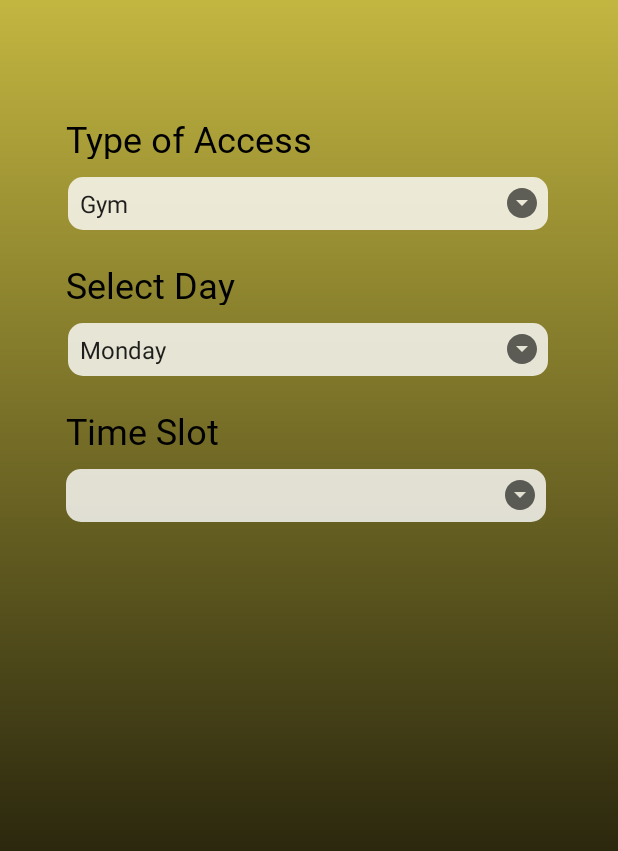
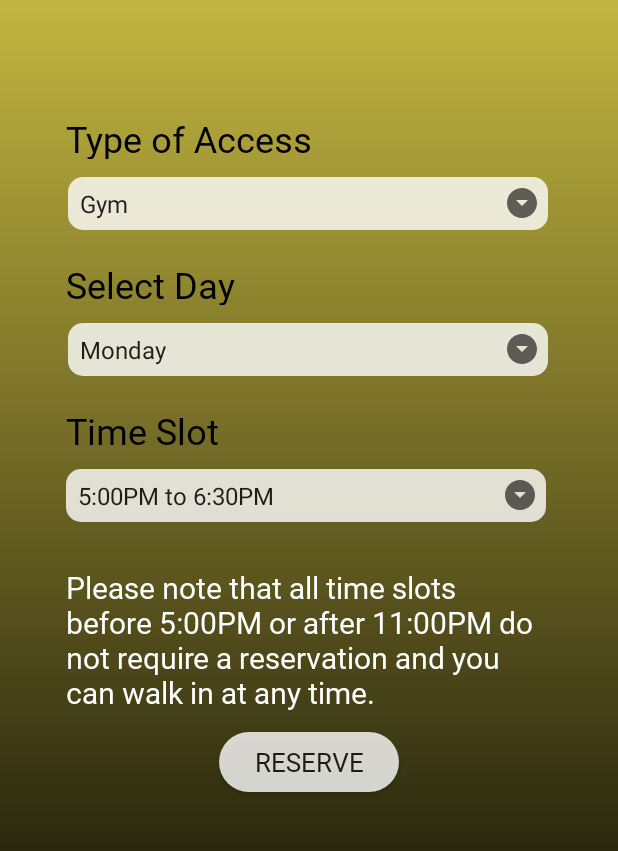
Before and after one commit to HassounHadi/FitPal, an Android app: the screen it shows after launch (Home), on a phone screen of 412 x 824 dp, the part 146-997 px from its top. Run offline under Robolectric (Android 15) with nearby library versions, the light colour scheme and no system bars.

Commit message:
Page-4 Spinner-3 Done-Adding Reservation Note-Adding Reserve Button

```diff
--- a/FrontEnd/app/src/main/java/com/example/fitpal/Home.java
+++ b/FrontEnd/app/src/main/java/com/example/fitpal/Home.java
@@ -11,6 +11,7 @@ import android.widget.Spinner;
 public class Home extends AppCompatActivity {
     private Spinner spinner1;
     private Spinner spinner2;
+    private Spinner spinner3;
 
     @Override
     protected void onCreate(Bundle savedInstanceState) {
@@ -26,6 +27,11 @@ public class Home extends AppCompatActivity {
         ArrayAdapter<CharSequence> adapter2 = ArrayAdapter.createFromResource(this,R.array.day, android.R.layout.simple_spinner_item);
         adapter2.setDropDownViewResource(android.R.layout.simple_spinner_dropdown_item);
         spinner2.setAdapter(adapter2);
+
+        spinner3 = findViewById(R.id.spinner_time);
+        ArrayAdapter<CharSequence> adapter3 = ArrayAdapter.createFromResource(this,R.array.time, android.R.layout.simple_spinner_item);
+        adapter3.setDropDownViewResource(android.R.layout.simple_spinner_dropdown_item);
+        spinner3.setAdapter(adapter3);
     }
 
 }
--- a/FrontEnd/app/src/main/res/layout/log_in.xml
+++ b/FrontEnd/app/src/main/res/layout/log_in.xml
@@ -81,6 +81,7 @@
         app:layout_constraintTop_toBottomOf="@+id/username" />
 
     <Button
+        android:id="@+id/login"
         android:layout_width="92dp"
         android:layout_height="40dp"
         android:layout_marginStart="48dp"
--- a/FrontEnd/app/src/main/res/layout/reserve.xml
+++ b/FrontEnd/app/src/main/res/layout/reserve.xml
@@ -34,85 +34,113 @@
         android:layout_width="320dp"
         android:layout_height="35dp"
         android:layout_marginTop="12dp"
+        android:background="@drawable/rectangle_4"
         app:layout_constraintEnd_toEndOf="parent"
         app:layout_constraintHorizontal_bias="0.494"
         app:layout_constraintStart_toStartOf="parent"
-        app:layout_constraintTop_toBottomOf="@+id/access_text"
-        android:background="@drawable/rectangle_4"/>
+        app:layout_constraintTop_toBottomOf="@+id/access_text" />
 
     <ImageView
         android:layout_width="wrap_content"
         android:layout_height="wrap_content"
+        android:layout_marginTop="5dp"
+        android:layout_marginRight="5dp"
         android:src="@drawable/ic_baseline_arrow_drop_down_circle_24"
         app:layout_constraintEnd_toEndOf="@id/spinner_access"
-        app:layout_constraintTop_toTopOf="@id/spinner_access"
-        android:layout_marginTop="5dp"
-        android:layout_marginRight="5dp"/>
+        app:layout_constraintTop_toTopOf="@id/spinner_access" />
 
     <TextView
         android:id="@+id/day_text"
         android:layout_width="200dp"
         android:layout_height="30dp"
+        android:layout_marginStart="44dp"
+        android:layout_marginTop="20dp"
+        android:fontFamily="@font/seoulnamsan"
         android:text="Select Day"
+        android:textColor="@color/black"
         android:textSize="24dp"
-        android:textColor="@color/black"
-        android:fontFamily="@font/seoulnamsan"
         app:layout_constraintStart_toStartOf="parent"
-        app:layout_constraintTop_toBottomOf="@id/spinner_access"
-        android:layout_marginTop="20dp"
-        android:layout_marginStart="44dp" />
+        app:layout_constraintTop_toBottomOf="@id/spinner_access" />
 
     <Spinner
         android:id="@+id/spinner_day"
         android:layout_width="320dp"
         android:layout_height="35dp"
         android:layout_marginTop="12dp"
+        android:background="@drawable/rectangle_4"
         app:layout_constraintEnd_toEndOf="parent"
         app:layout_constraintHorizontal_bias="0.494"
         app:layout_constraintStart_toStartOf="parent"
-        app:layout_constraintTop_toBottomOf="@+id/day_text"
-        android:background="@drawable/rectangle_4"/>
+        app:layout_constraintTop_toBottomOf="@+id/day_text" />
 
     <ImageView
         android:layout_width="wrap_content"
         android:layout_height="wrap_content"
+        android:layout_marginTop="5dp"
+        android:layout_marginRight="5dp"
         android:src="@drawable/ic_baseline_arrow_drop_down_circle_24"
         app:layout_constraintEnd_toEndOf="@id/spinner_day"
-        app:layout_constraintTop_toTopOf="@id/spinner_day"
-        android:layout_marginTop="5dp"
-        android:layout_marginRight="5dp"/>
+        app:layout_constraintTop_toTopOf="@id/spinner_day" />
 
     <TextView
         android:id="@+id/time_text"
         android:layout_width="200dp"
         android:layout_height="30dp"
+        android:layout_marginStart="44dp"
+        android:layout_marginTop="20dp"
+        android:fontFamily="@font/seoulnamsan"
         android:text="Time Slot"
+        android:textColor="@color/black"
         android:textSize="24dp"
-        android:fontFamily="@font/seoulnamsan"
-        android:textColor="@color/black"
         app:layout_constraintStart_toStartOf="parent"
-        app:layout_constraintTop_toBottomOf="@id/spinner_day"
-        android:layout_marginStart="44dp"
-        android:layout_marginTop="20dp"/>
+        app:layout_constraintTop_toBottomOf="@id/spinner_day" />
 
     <Spinner
         android:id="@+id/spinner_time"
         android:layout_width="320dp"
         android:layout_height="35dp"
+        android:layout_marginStart="44dp"
+        android:layout_marginTop="12dp"
         android:background="@drawable/rectangle_4"
         app:layout_constraintStart_toStartOf="parent"
-        app:layout_constraintTop_toBottomOf="@id/time_text"
-        android:layout_marginStart="44dp"
-        android:layout_marginTop="12dp"/>
+        app:layout_constraintTop_toBottomOf="@id/time_text" />
 
     <ImageView
         android:layout_width="wrap_content"
         android:layout_height="wrap_content"
+        android:layout_marginTop="5dp"
+        android:layout_marginRight="5dp"
         android:src="@drawable/ic_baseline_arrow_drop_down_circle_24"
         app:layout_constraintEnd_toEndOf="@id/spinner_time"
-        app:layout_constraintTop_toTopOf="@id/spinner_time"
-        android:layout_marginRight="5dp"
-        android:layout_marginTop="5dp"/>
+        app:layout_constraintTop_toTopOf="@id/spinner_time" />
+
+    <TextView
+        android:id="@+id/note"
+        android:layout_width="320dp"
+        android:layout_height="100dp"
+        android:layout_marginStart="44dp"
+        android:layout_marginTop="30dp"
+        android:fontFamily="@font/seoulnamsan"
+        android:text="@string/reserve_note"
+        android:textColor="@color/white"
+        android:textSize="20dp"
+        app:layout_constraintStart_toStartOf="parent"
+        app:layout_constraintTop_toBottomOf="@id/spinner_time" />
+
+    <Button
+        android:id="@+id/reserve"
+        android:layout_width="120dp"
+        android:layout_height="40dp"
+        android:layout_marginTop="10dp"
+        android:background="@drawable/rectangle_3"
+        android:fontFamily="@font/seoulnamsan"
+        android:text="Reserve"
+        android:textAlignment="center"
+        android:textSize="17dp"
+        app:layout_constraintEnd_toEndOf="parent"
+        app:layout_constraintHorizontal_bias="0.5"
+        app:layout_constraintStart_toStartOf="parent"
+        app:layout_constraintTop_toBottomOf="@id/note" />
 
 
 </androidx.constraintlayout.widget.ConstraintLayout>
--- a/FrontEnd/app/src/main/res/values/strings.xml
+++ b/FrontEnd/app/src/main/res/values/strings.xml
@@ -2,6 +2,10 @@
     <string name="app_name">FitPal</string>
 
     <string name="signUp"><u>Sign Up!</u></string>
+
+    <string name="reserve_note">
+        Please note that all time slots before 5:00PM or after 11:00PM do not require a reservation and you can walk in at any time.
+    </string>
 
     <string-array name="access">
         <item>Gym</item>
```
